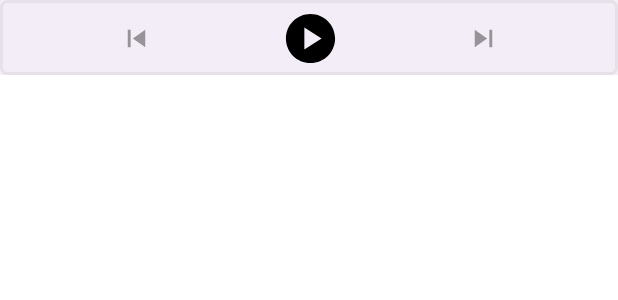
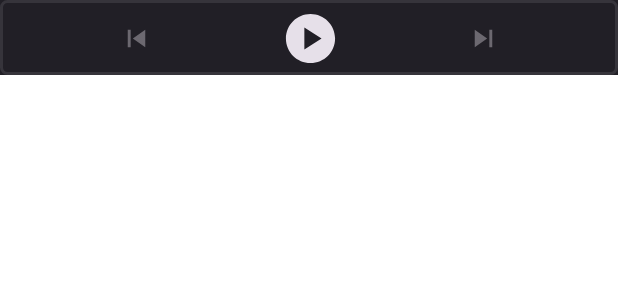
Before and after one commit to Sutemi67/KotlinJC_RadioAppCradle_app, an Android app built with Jetpack Compose: the @Preview function Preview, on a phone screen of 412 x 824 dp. Shown: the top 300 px of the screen. Run offline under Robolectric (Android 15) with nearby library versions, the phone set to English and light mode, and no system bars.

Commit message:
экран воспроизведения очереди

```diff
--- a/app/src/main/java/apc/appcradle/radioappcradle/PlaybackService.kt
+++ b/app/src/main/java/apc/appcradle/radioappcradle/PlaybackService.kt
@@ -22,7 +22,6 @@ import com.google.common.util.concurrent.ListenableFuture
 
 class PlaybackService : MediaSessionService(), MediaSession.Callback {
 
-    //    private var playerInstance: Player? = null
     private var mediaSessionInstance: MediaSession? = null
     private var player: Player? = null
     private var mediaSession: MediaSession? = null
--- a/app/src/main/java/apc/appcradle/radioappcradle/domain/PlayerUiState.kt
+++ b/app/src/main/java/apc/appcradle/radioappcradle/domain/PlayerUiState.kt
@@ -5,5 +5,6 @@ data class PlayerUiState(
     val playingTrackIndex: Int? = null,
     val isLoading: Boolean = true,
     val isPlayerQueuePrepared: Boolean = false,
-    val localTrackList: List<Track> = emptyList()
+    val localTrackList: List<Track> = emptyList(),
+    val currentTrack: Track? = null
 )
--- a/app/src/main/java/apc/appcradle/radioappcradle/presentation/ui/PlayerMainHost.kt
+++ b/app/src/main/java/apc/appcradle/radioappcradle/presentation/ui/PlayerMainHost.kt
@@ -50,7 +50,7 @@ fun PlayerMainHost() {
                 playLocalFile = { filePath, index -> viewModel.playLocalFile(filePath, index) },
                 playNext = { viewModel.playNext() },
                 playPrevious = { viewModel.playPrevious() },
-                playTracklist = { trackList -> viewModel.playTrackList(trackList) }
+                playTracklist = { viewModel.playTrackList() },
             )
         }
     }
--- a/app/src/main/java/apc/appcradle/radioappcradle/presentation/ui/second_screen/PlaybackControls.kt
+++ b/app/src/main/java/apc/appcradle/radioappcradle/presentation/ui/second_screen/PlaybackControls.kt
@@ -16,13 +16,12 @@ import androidx.compose.foundation.shape.RoundedCornerShape
 import androidx.compose.material3.Icon
 import androidx.compose.material3.IconButton
 import androidx.compose.material3.MaterialTheme
+import androidx.compose.material3.Surface
 import androidx.compose.runtime.Composable
-import androidx.compose.runtime.LaunchedEffect
 import androidx.compose.runtime.State
 import androidx.compose.runtime.getValue
 import androidx.compose.runtime.mutableStateOf
 import androidx.compose.runtime.remember
-import androidx.compose.runtime.setValue
 import androidx.compose.ui.Alignment
 import androidx.compose.ui.Modifier
 import androidx.compose.ui.res.painterResource
@@ -36,7 +35,7 @@ import apc.appcradle.radioappcradle.presentation.ui.theme.RadioAppCradleTheme
 
 @Composable
 fun PlaybackControls(
-    uiState: State<PlayerUiState>,
+    state: State<PlayerUiState>,
     playPrevious: () -> Unit,
     playNext: () -> Unit,
     playTracklist: () -> Unit,
@@ -44,15 +43,13 @@ fun PlaybackControls(
     val borderColor = MaterialTheme.colorScheme.surfaceContainerHighest
     val bgColor = MaterialTheme.colorScheme.surfaceContainer
 
-    var rowSize by remember { mutableStateOf(50.dp) }
-    val expanded by remember(uiState.value.playbackStatus) { mutableStateOf(uiState.value.playbackStatus == PlaybackCurrentStatus.PlayingQueue) }
+    val expanded by remember(state.value.playbackStatus) { mutableStateOf(state.value.playbackStatus == PlaybackCurrentStatus.PlayingQueue) }
 
     val animateSize =
-        animateDpAsState(targetValue = rowSize, animationSpec = tween(durationMillis = 2000))
-
-    LaunchedEffect(expanded) {
-        rowSize = if (expanded) 130.dp else 50.dp
-    }
+        animateDpAsState(
+            targetValue = if (expanded) 130.dp else 50.dp,
+            animationSpec = tween(durationMillis = 2000)
+        )
 
     Row(
         modifier = Modifier
@@ -74,10 +71,9 @@ fun PlaybackControls(
             Icon(
                 modifier = Modifier.fillMaxSize(),
                 painter = painterResource(R.drawable.previous_button),
-                contentDescription = "Next"
+                contentDescription = "Previous track"
             )
         }
-
         IconButton(
             modifier = Modifier
                 .padding(5.dp)
@@ -87,7 +83,7 @@ fun PlaybackControls(
         ) {
             Icon(
                 modifier = Modifier.fillMaxSize(),
-                painter = when (uiState.value.playbackStatus) {
+                painter = when (state.value.playbackStatus) {
                     PlaybackCurrentStatus.PlayingQueue -> painterResource(R.drawable.pause)
                     else -> painterResource(R.drawable.play)
                 },
@@ -116,12 +112,14 @@ fun PlaybackControls(
 @Composable
 private fun Preview() {
     RadioAppCradleTheme {
-        val mockUiState = remember { mutableStateOf(PlayerUiState()) }
-        PlaybackControls(
-            uiState = mockUiState,
-            playTracklist = {},
-            playNext = {},
-            playPrevious = {}
-        )
+        Surface {
+            val mockUiState = remember { mutableStateOf(PlayerUiState()) }
+            PlaybackControls(
+                state = mockUiState,
+                playTracklist = {},
+                playNext = {},
+                playPrevious = {},
+            )
+        }
     }
 }
--- a/app/src/main/java/apc/appcradle/radioappcradle/presentation/ui/theme/Theme.kt
+++ b/app/src/main/java/apc/appcradle/radioappcradle/presentation/ui/theme/Theme.kt
@@ -46,7 +46,7 @@ fun RadioAppCradleTheme(
         LocalTypography provides Typography
     ) {
         MaterialTheme(
-            colorScheme = colorScheme,
+            colorScheme = DarkColorScheme,
             content = content
         )
     }
--- a/app/src/main/java/apc/appcradle/radioappcradle/presentation/ui/theme/Type.kt
+++ b/app/src/main/java/apc/appcradle/radioappcradle/presentation/ui/theme/Type.kt
@@ -3,6 +3,7 @@ package apc.appcradle.radioappcradle.presentation.ui.theme
 import androidx.compose.ui.text.TextStyle
 import androidx.compose.ui.text.font.Font
 import androidx.compose.ui.text.font.FontFamily
+import androidx.compose.ui.text.font.FontStyle
 import androidx.compose.ui.text.font.FontWeight
 import androidx.compose.ui.unit.sp
 import apc.appcradle.radioappcradle.R
@@ -14,10 +15,9 @@ val JuraFontFamily = FontFamily(
 val Typography = CustomTypography(
     h1 = TextStyle(
         fontFamily = JuraFontFamily,
-        fontWeight = FontWeight.W900,
+        fontWeight = FontWeight.Bold,
         fontSize = 20.sp,
         lineHeight = 24.sp,
-        letterSpacing = 0.5.sp
     ),
     h2 = TextStyle(
         fontFamily = JuraFontFamily,
--- /dev/null
+++ b/app/src/main/res/drawable/outline_stop_circle_24.xml
@@ -0,0 +1,5 @@
+<vector xmlns:android="http://schemas.android.com/apk/res/android" android:height="24dp" android:tint="#000000" android:viewportHeight="960" android:viewportWidth="960" android:width="24dp">
+
+    <path android:fillColor="@android:color/white" android:pathData="M320,640L640,640L640,320L320,320L320,640ZM480,880Q397,880 324,848.5Q251,817 197,763Q143,709 111.5,636Q80,563 80,480Q80,397 111.5,324Q143,251 197,197Q251,143 324,111.5Q397,80 480,80Q563,80 636,111.5Q709,143 763,197Q817,251 848.5,324Q880,397 880,480Q880,563 848.5,636Q817,709 763,763Q709,817 636,848.5Q563,880 480,880ZM480,800Q614,800 707,707Q800,614 800,480Q800,346 707,253Q614,160 480,160Q346,160 253,253Q160,346 160,480Q160,614 253,707Q346,800 480,800ZM480,480Q480,480 480,480Q480,480 480,480Q480,480 480,480Q480,480 480,480Q480,480 480,480Q480,480 480,480Q480,480 480,480Q480,480 480,480Z"/>
+
+</vector>
```
Also changed, not shown: app/src/main/java/apc/appcradle/radioappcradle/presentation/MainViewModel.kt (+24 -19 lines), app/src/main/java/apc/appcradle/radioappcradle/presentation/ui/second_screen/ScreenLocalPlayer.kt (+49 -42 lines).
